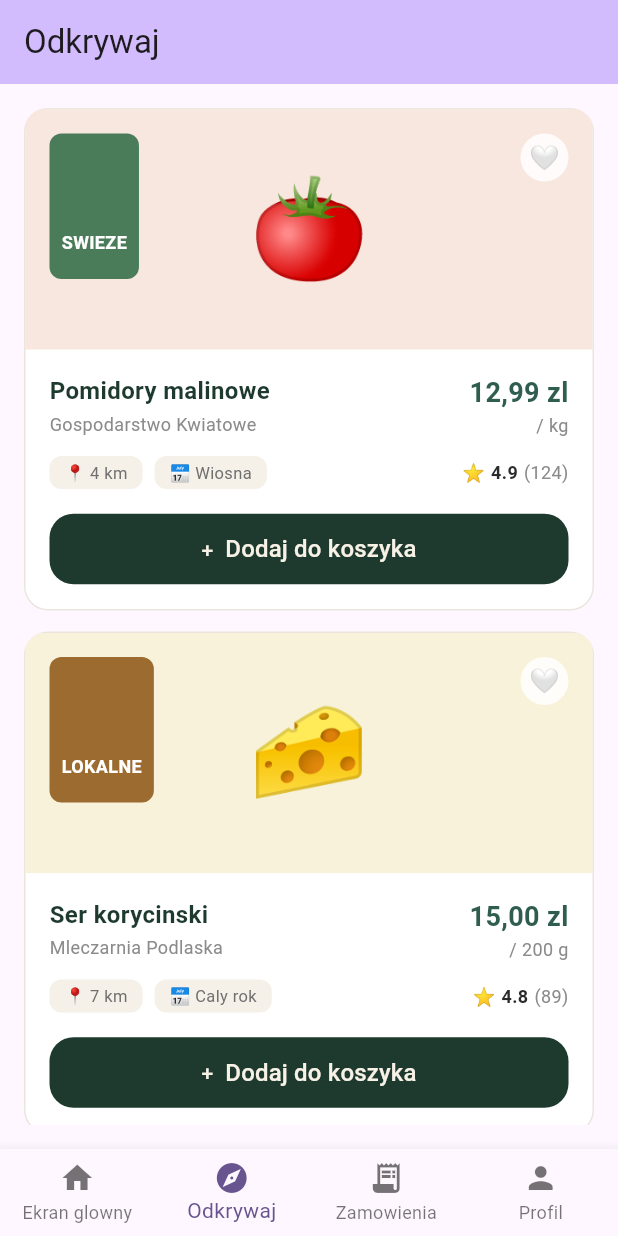
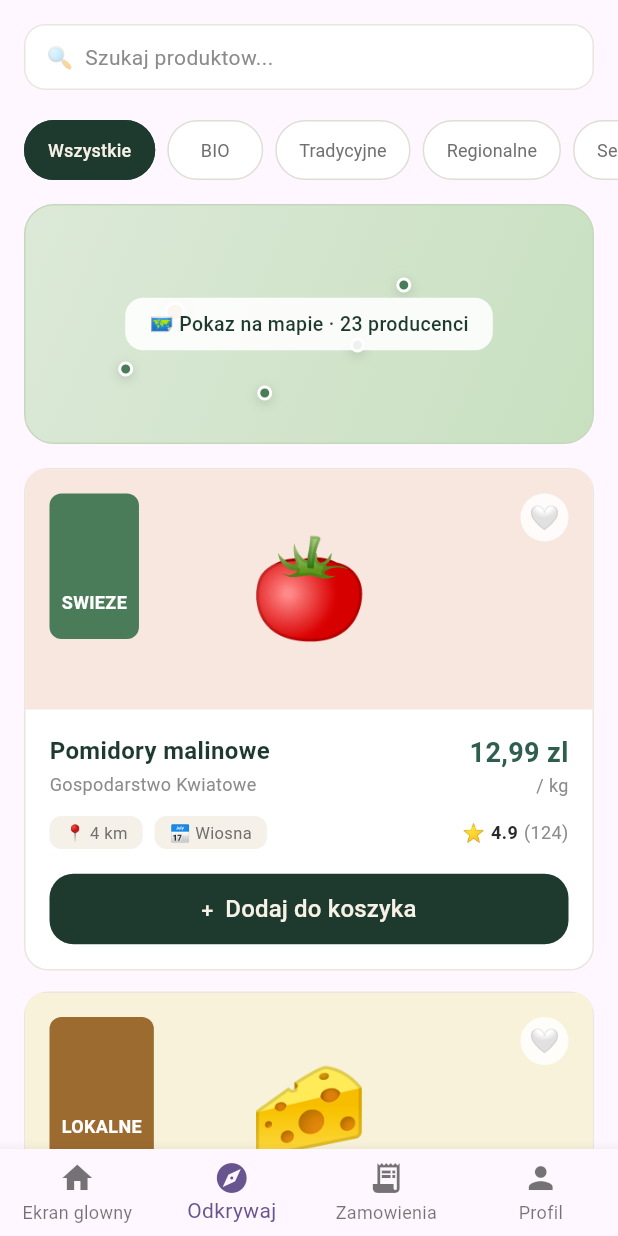
Before and after one commit to Cay00/LokalnyKoszyk, a Flutter app: the screen it shows after launch, item 2 of the bottom bar chosen, on a phone screen of 412 x 824 dp. Run offline on Flutter 3.47's test engine with Material 3 defaults, Android fonts, the phone set to English and light mode, and no system bars.

Commit message:
Add discover screen components

```diff
--- a/lib/main.dart
+++ b/lib/main.dart
@@ -1,10 +1,26 @@
 import 'package:flutter/material.dart';
+import 'package:flutter/services.dart';
 import 'package:lokalny_koszyk/screens/discover_screen.dart';
 import 'package:lokalny_koszyk/screens/home_screen.dart';
 import 'package:lokalny_koszyk/screens/orders_screen.dart';
 import 'package:lokalny_koszyk/screens/profile_screen.dart';
 
 void main() {
+  WidgetsFlutterBinding.ensureInitialized();
+  SystemChrome.setEnabledSystemUIMode(
+    SystemUiMode.manual,
+    overlays: SystemUiOverlay.values,
+  );
+  SystemChrome.setSystemUIOverlayStyle(
+    const SystemUiOverlayStyle(
+      statusBarColor: Color(0xFF1E3A2F),
+      statusBarIconBrightness: Brightness.light,
+      statusBarBrightness: Brightness.dark,
+      systemNavigationBarColor: Color(0xFF1E3A2F),
+      systemNavigationBarIconBrightness: Brightness.light,
+      systemNavigationBarDividerColor: Color(0xFF1E3A2F),
+    ),
+  );
   runApp(const MyApp());
 }
 
@@ -34,13 +50,6 @@ class MyHomePage extends StatefulWidget {
 class _MyHomePageState extends State<MyHomePage> {
   int _selectedIndex = 0;
 
-  static const List<String> _titles = <String>[
-    'Ekran glowny',
-    'Odkrywaj',
-    'Zamowienia',
-    'Profil',
-  ];
-
   @override
   Widget build(BuildContext context) {
     final List<Widget> screens = <Widget>[
@@ -52,8 +61,9 @@ class _MyHomePageState extends State<MyHomePage> {
 
     return Scaffold(
       appBar: AppBar(
-        backgroundColor: Theme.of(context).colorScheme.inversePrimary,
-        title: Text(_titles[_selectedIndex]),
+        backgroundColor: const Color(0xFF1E3A2F),
+        elevation: 0,
+        toolbarHeight: 0,
       ),
       body: screens[_selectedIndex],
       bottomNavigationBar: BottomNavigationBar(
--- a/lib/screens/discover_screen.dart
+++ b/lib/screens/discover_screen.dart
@@ -1,4 +1,7 @@
 import 'package:flutter/material.dart';
+import 'package:lokalny_koszyk/widgets/discover/discover_filters.dart';
+import 'package:lokalny_koszyk/widgets/discover/discover_map_preview.dart';
+import 'package:lokalny_koszyk/widgets/discover/discover_search_bar.dart';
 import 'package:lokalny_koszyk/widgets/product_tile.dart';
 
 class DiscoverScreen extends StatefulWidget {
@@ -10,7 +13,15 @@ class DiscoverScreen extends StatefulWidget {
 
 class _DiscoverScreenState extends State<DiscoverScreen> {
   int _cartCount = 0;
+  String _activeFilter = 'Wszystkie';
   final Set<String> _liked = <String>{};
+  static const List<String> _filters = <String>[
+    'Wszystkie',
+    'BIO',
+    'Tradycyjne',
+    'Regionalne',
+    'Sezonowe',
+  ];
 
   static const List<ProductData> _products = <ProductData>[
     ProductData(
@@ -47,14 +58,40 @@ class _DiscoverScreenState extends State<DiscoverScreen> {
 
   @override
   Widget build(BuildContext context) {
+    return ListView(
+      padding: EdgeInsets.zero,
+      children: <Widget>[
+        Padding(
+          padding: const EdgeInsets.fromLTRB(16, 16, 16, 0),
+          child: Column(
+            children: const <Widget>[
+              DiscoverSearchBar(),
+              SizedBox(height: 16),
+            ],
+          ),
+        ),
+        DiscoverFilters(
+          filters: _filters,
+          activeFilter: _activeFilter,
+          onFilterSelected: (String filter) {
+            setState(() {
+              _activeFilter = filter;
+            });
+          },
+        ),
+        Padding(
+          padding: const EdgeInsets.fromLTRB(16, 0, 16, 0),
+          child: Column(
+            children: const <Widget>[
+              DiscoverMapPreview(),
+              SizedBox(height: 16),
+            ],
+          ),
+        ),
+        ..._products.map((ProductData product) {
           return Padding(
-      padding: const EdgeInsets.all(16),
-      child: ListView.separated(
-        itemCount: _products.length,
-        separatorBuilder: (_, __) => const SizedBox(height: 14),
-        itemBuilder: (BuildContext context, int index) {
-          final ProductData product = _products[index];
-          return ProductTile(
+            padding: const EdgeInsets.fromLTRB(16, 0, 16, 14),
+            child: ProductTile(
               product: product,
               isLiked: _liked.contains(product.id),
               onToggleLike: () {
@@ -77,9 +114,10 @@ class _DiscoverScreenState extends State<DiscoverScreen> {
                   ),
                 );
               },
+            ),
           );
-        },
-      ),
+        }),
+      ],
     );
   }
 }
--- /dev/null
+++ b/lib/widgets/discover/discover_filters.dart
@@ -0,0 +1,60 @@
+import 'package:flutter/material.dart';
+
+class DiscoverFilters extends StatelessWidget {
+  const DiscoverFilters({
+    super.key,
+    required this.filters,
+    required this.activeFilter,
+    required this.onFilterSelected,
+  });
+
+  final List<String> filters;
+  final String activeFilter;
+  final ValueChanged<String> onFilterSelected;
+
+  @override
+  Widget build(BuildContext context) {
+    return SingleChildScrollView(
+      scrollDirection: Axis.horizontal,
+      padding: const EdgeInsets.only(bottom: 12),
+      child: Row(
+        children: <Widget>[
+          const SizedBox(width: 16),
+          ...filters.map((String filter) {
+            final bool isActive = activeFilter == filter;
+            return Padding(
+              padding: const EdgeInsets.only(right: 8),
+              child: OutlinedButton(
+                onPressed: () => onFilterSelected(filter),
+                style: OutlinedButton.styleFrom(
+                  backgroundColor:
+                      isActive ? const Color(0xFF1E3A2F) : Colors.white,
+                  side: BorderSide(
+                    color: isActive
+                        ? const Color(0xFF1E3A2F)
+                        : const Color(0xFFE0DDD5),
+                  ),
+                  shape: RoundedRectangleBorder(
+                    borderRadius: BorderRadius.circular(20),
+                  ),
+                  padding:
+                      const EdgeInsets.symmetric(horizontal: 16, vertical: 7),
+                ),
+                child: Text(
+                  filter,
+                  style: TextStyle(
+                    fontSize: 12,
+                    fontWeight: isActive ? FontWeight.w500 : FontWeight.w400,
+                    color: isActive
+                        ? const Color(0xFFF7F1E6)
+                        : const Color(0xFF6F6F6F),
+                  ),
+                ),
+              ),
+            );
+          }),
+        ],
+      ),
+    );
+  }
+}
--- /dev/null
+++ b/lib/widgets/discover/discover_map_preview.dart
@@ -0,0 +1,84 @@
+import 'package:flutter/material.dart';
+
+class DiscoverMapPreview extends StatelessWidget {
+  const DiscoverMapPreview({super.key});
+
+  @override
+  Widget build(BuildContext context) {
+    return Container(
+      height: 160,
+      decoration: BoxDecoration(
+        gradient: const LinearGradient(
+          colors: <Color>[Color(0xFFDCE9D8), Color(0xFFC8E0C0)],
+          begin: Alignment.topLeft,
+          end: Alignment.bottomRight,
+        ),
+        borderRadius: BorderRadius.circular(20),
+        border: Border.all(color: const Color(0xFFC6D8BC)),
+      ),
+      child: Stack(
+        children: <Widget>[
+          const _MapDot(leftFactor: 0.30, topFactor: 0.40, isMain: true),
+          const _MapDot(leftFactor: 0.70, topFactor: 0.55),
+          const _MapDot(leftFactor: 0.50, topFactor: 0.75),
+          const _MapDot(leftFactor: 0.80, topFactor: 0.30),
+          const _MapDot(leftFactor: 0.20, topFactor: 0.65),
+          Center(
+            child: Container(
+              padding: const EdgeInsets.symmetric(horizontal: 16, vertical: 8),
+              decoration: BoxDecoration(
+                color: Colors.white.withOpacity(0.9),
+                borderRadius: BorderRadius.circular(12),
+              ),
+              child: const Text(
+                '🗺️ Pokaz na mapie · 23 producenci',
+                style: TextStyle(
+                  fontSize: 13,
+                  color: Color(0xFF1E3A2F),
+                  fontWeight: FontWeight.w500,
+                ),
+              ),
+            ),
+          ),
+        ],
+      ),
+    );
+  }
+}
+
+class _MapDot extends StatelessWidget {
+  const _MapDot({
+    required this.leftFactor,
+    required this.topFactor,
+    this.isMain = false,
+  });
+
+  final double leftFactor;
+  final double topFactor;
+  final bool isMain;
+
+  @override
+  Widget build(BuildContext context) {
+    final double size = isMain ? 14 : 10;
+    return Positioned(
+      left: leftFactor * MediaQuery.of(context).size.width * 0.75,
+      top: topFactor * 160,
+      child: Container(
+        width: size,
+        height: size,
+        decoration: BoxDecoration(
+          color: isMain ? const Color(0xFFD2A857) : const Color(0xFF4A7C59),
+          shape: BoxShape.circle,
+          border: Border.all(color: Colors.white, width: 2),
+          boxShadow: const <BoxShadow>[
+            BoxShadow(
+              color: Color(0x26000000),
+              blurRadius: 6,
+              offset: Offset(0, 2),
+            ),
+          ],
+        ),
+      ),
+    );
+  }
+}
--- /dev/null
+++ b/lib/widgets/discover/discover_search_bar.dart
@@ -0,0 +1,33 @@
+import 'package:flutter/material.dart';
+
+class DiscoverSearchBar extends StatelessWidget {
+  const DiscoverSearchBar({super.key});
+
+  @override
+  Widget build(BuildContext context) {
+    return Container(
+      padding: const EdgeInsets.symmetric(horizontal: 14, vertical: 11),
+      decoration: BoxDecoration(
+        color: Colors.white,
+        borderRadius: BorderRadius.circular(14),
+        border: Border.all(color: const Color(0xFFEAE6DE)),
+      ),
+      child: const Row(
+        children: <Widget>[
+          Opacity(
+            opacity: 0.4,
+            child: Text('🔍', style: TextStyle(fontSize: 14)),
+          ),
+          SizedBox(width: 8),
+          Text(
+            'Szukaj produktow...',
+            style: TextStyle(
+              fontSize: 14,
+              color: Color(0xFF8B8B8B),
+            ),
+          ),
+        ],
+      ),
+    );
+  }
+}
```
Lines whose indentation alone changed are shown as unchanged.
